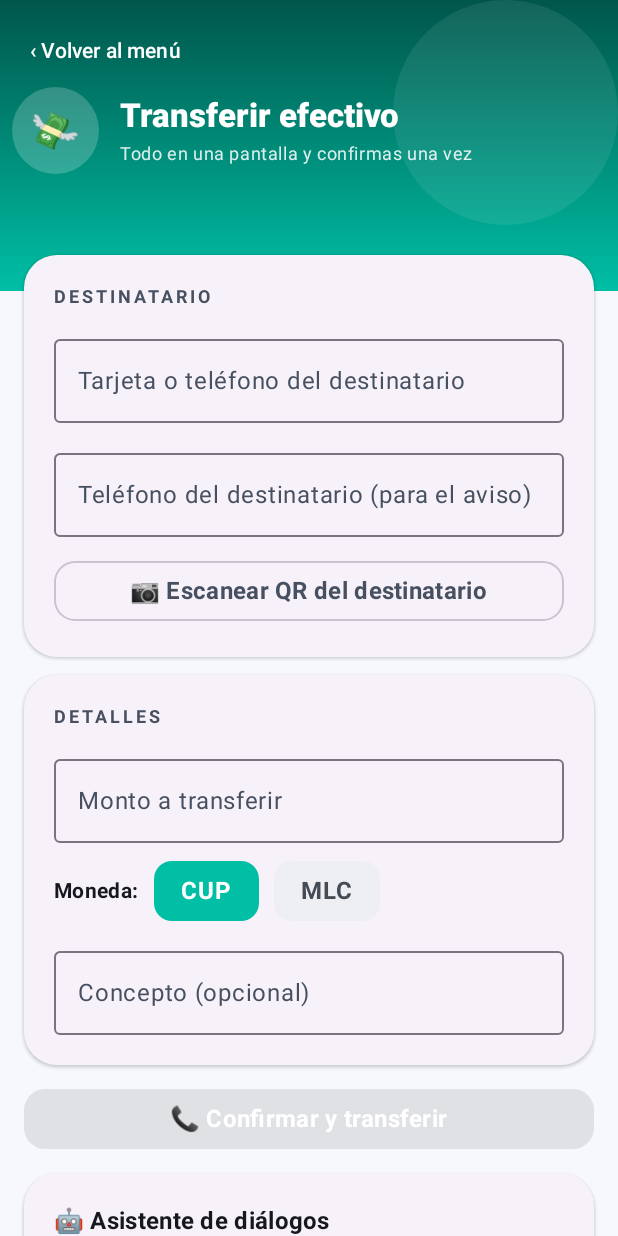
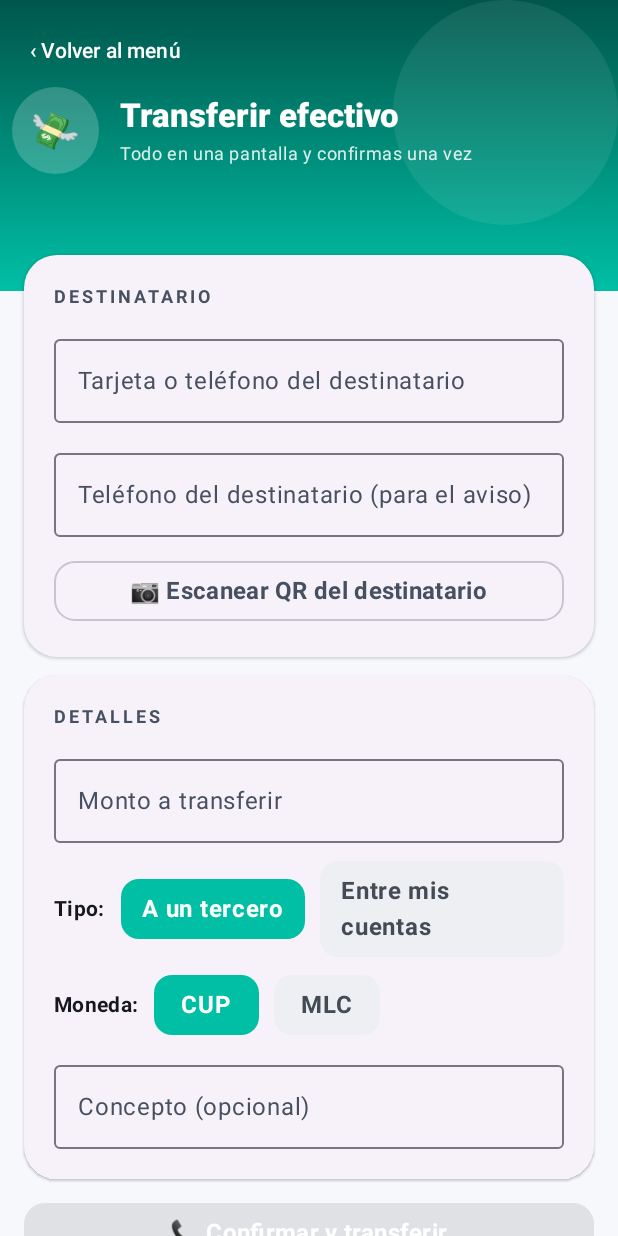
Before and after one commit to luis971227/misServicios, an Android app built with Jetpack Compose: the composable PantallaTransferir shown on its own in the app's theme, on a phone screen of 412 x 824 dp. Run offline under Robolectric (Android 15) with nearby library versions, the phone set to English and light mode, and no system bars; libraries missing offline, so code that uses them is left out: com.journeyapps.barcodescanner; 1 statement that could not run was skipped.

Commit message:
v1.15.0: transferencia de Transfermovil 100% automatica — tipo en el formulario, asistente responde menus y escribe 1 en la confirmacion
Co-authored-by: luis971227 <luis971227@users.noreply.github.com>

```diff
--- a/app/build.gradle.kts
+++ b/app/build.gradle.kts
@@ -12,8 +12,8 @@ android {
         applicationId = "com.luis971227.miservicios"
         minSdk = 24
         targetSdk = 35
-        versionCode = 31
-        versionName = "1.14.0"
+        versionCode = 32
+        versionName = "1.15.0"
     }
 
     signingConfigs {
--- a/app/src/main/java/com/luis971227/miservicios/ui/transfermovil/TransferScreen.kt
+++ b/app/src/main/java/com/luis971227/miservicios/ui/transfermovil/TransferScreen.kt
@@ -66,6 +66,7 @@ fun PantallaTransferir(
     var telefono by remember { mutableStateOf("") }
     var monto by remember { mutableStateOf("") }
     var moneda by remember { mutableStateOf("CUP") }
+    var tipoTransfer by remember { mutableStateOf("terceros") }
     var concepto by remember { mutableStateOf("") }
     var guardarNueva by remember { mutableStateOf(true) }
     var mensaje by remember { mutableStateOf<String?>(null) }
@@ -295,6 +296,30 @@ fun PantallaTransferir(
                         horizontalArrangement = Arrangement.spacedBy(10.dp)
                     ) {
                         Text(
+                            "Tipo:",
+                            style = MaterialTheme.typography.bodyMedium,
+                            fontWeight = FontWeight.Bold
+                        )
+                        listOf("terceros" to "A un tercero", "propias" to "Entre mis cuentas").forEach { (valor, etiqueta) ->
+                            Surface(
+                                shape = RoundedCornerShape(12.dp),
+                                color = if (tipoTransfer == valor) Color(Modulos.tmv.colorB.toInt()) else Color(0xFFEDEFF3),
+                                modifier = Modifier.clickable { tipoTransfer = valor }
+                            ) {
+                                Text(
+                                    etiqueta,
+                                    modifier = Modifier.padding(horizontal = 14.dp, vertical = 8.dp),
+                                    fontWeight = FontWeight.Bold,
+                                    color = if (tipoTransfer == valor) Color.White else Color(0xFF444B54)
+                                )
+                            }
+                        }
+                    }
+                    Row(
+                        verticalAlignment = Alignment.CenterVertically,
+                        horizontalArrangement = Arrangement.spacedBy(10.dp)
+                    ) {
+                        Text(
                             "Moneda:",
                             style = MaterialTheme.typography.bodyMedium,
                             fontWeight = FontWeight.Bold
@@ -349,6 +374,7 @@ fun PantallaTransferir(
                         .putString("asistente_telefono", telefono.trim())
                         .putString("asistente_monto", monto.trim())
                         .putString("asistente_moneda", moneda)
+                        .putString("asistente_tipo", tipoTransfer)
                         .putString("asistente_concepto", concepto.trim())
                         .putLong("asistente_ts", System.currentTimeMillis())
                         .apply()
```
Also changed, not shown: app/src/main/java/com/luis971227/miservicios/util/AsistenteUssd.kt (+26 -0 lines).
